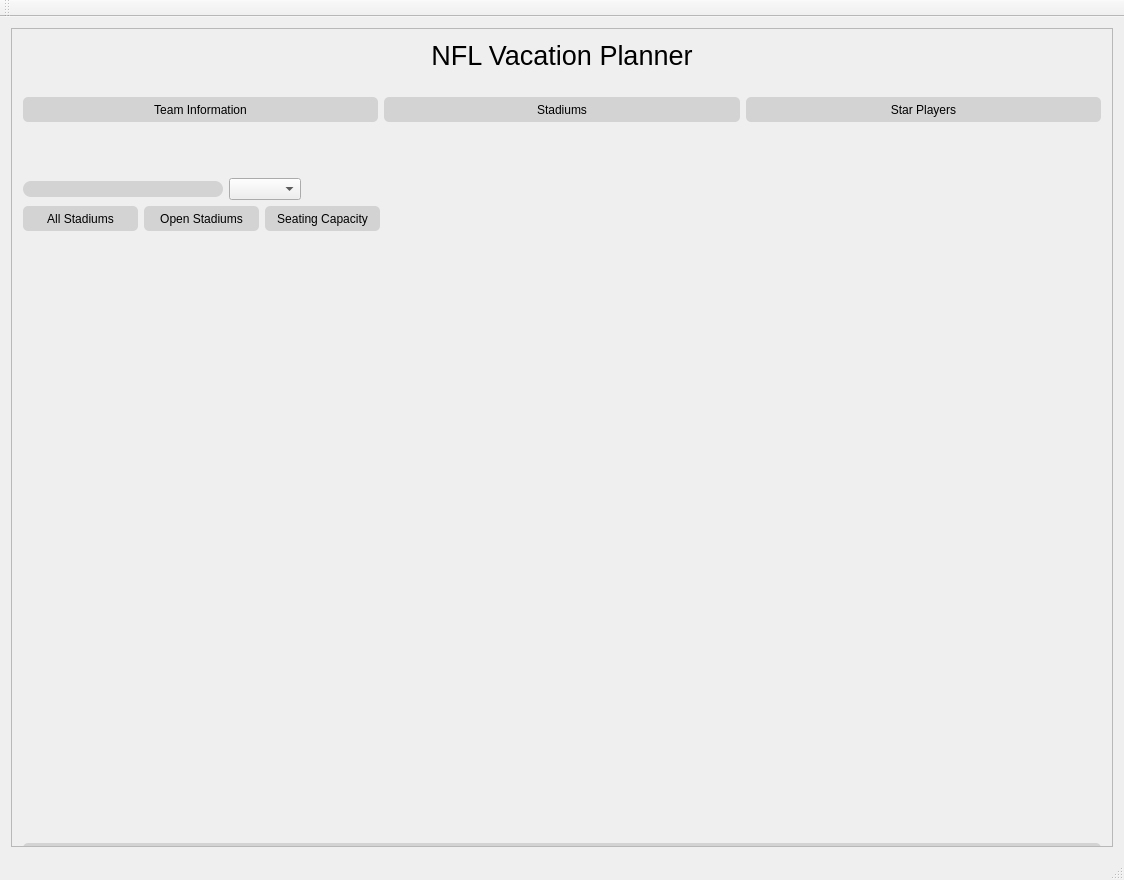
This is mainwindow.ui in Cyriously1/NFLTour as Qt 5 draws it before an edit. The edited form follows.
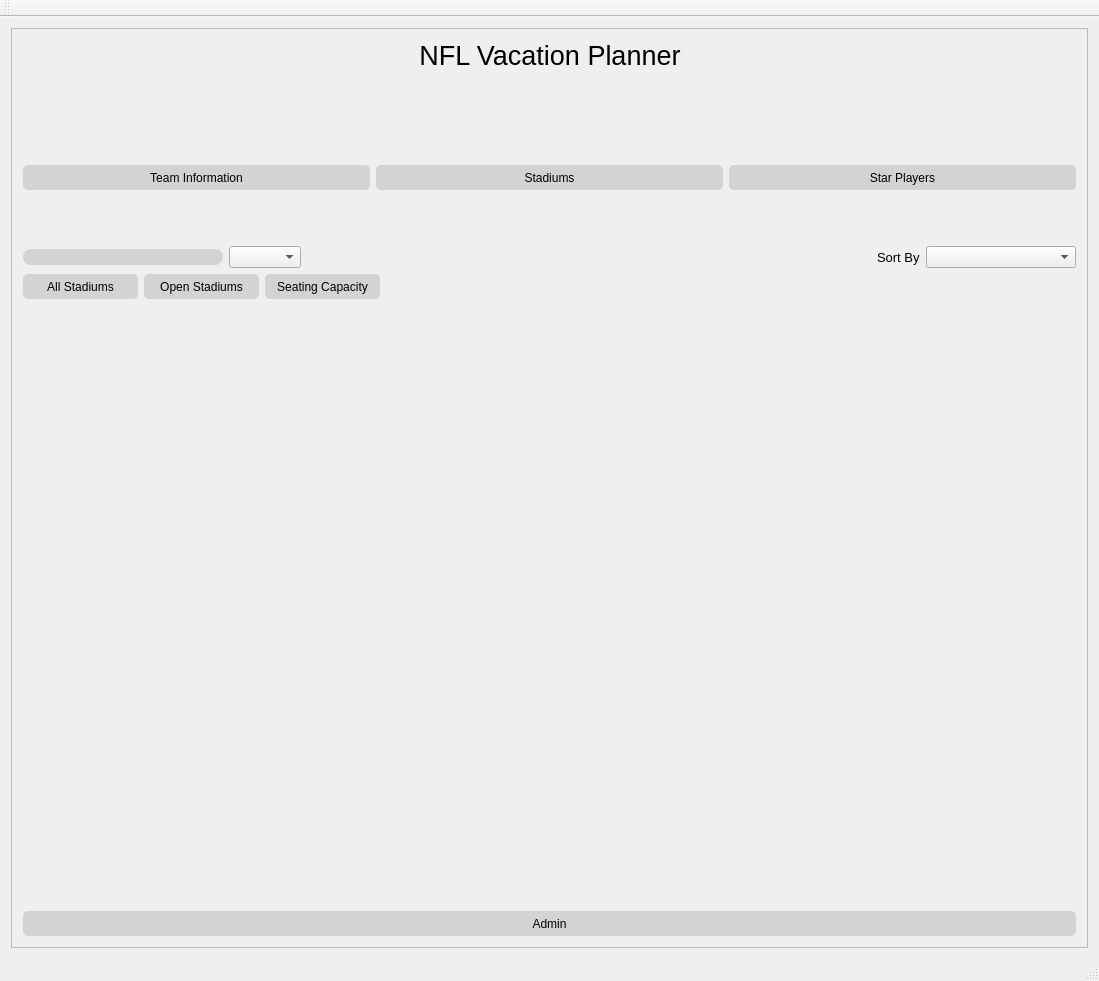
This is the edited form. Icons and pictures are not drawn.

Patch:
```diff
--- a/mainwindow.ui
+++ b/mainwindow.ui
@@ -6,8 +6,8 @@
    <rect>
     <x>0</x>
     <y>0</y>
-    <width>1124</width>
-    <height>880</height>
+    <width>1099</width>
+    <height>981</height>
    </rect>
   </property>
   <property name="windowTitle">
@@ -90,7 +90,7 @@
         <rect>
          <x>0</x>
          <y>0</y>
-         <width>1100</width>
+         <width>1075</width>
          <height>1362</height>
         </rect>
        </property>
@@ -229,6 +229,34 @@
               </property>
              </spacer>
             </item>
+            <item>
+             <widget class="QLabel" name="label">
+              <property name="minimumSize">
+               <size>
+                <width>25</width>
+                <height>0</height>
+               </size>
+              </property>
+              <property name="font">
+               <font>
+                <pointsize>10</pointsize>
+               </font>
+              </property>
+              <property name="text">
+               <string>Sort By</string>
+              </property>
+             </widget>
+            </item>
+            <item>
+             <widget class="QComboBox" name="comboBox_sort">
+              <property name="minimumSize">
+               <size>
+                <width>150</width>
+                <height>0</height>
+               </size>
+              </property>
+             </widget>
+            </item>
            </layout>
           </item>
           <item>
```
Left out of the diff: 2 changed lines with no effect on the pictures.
